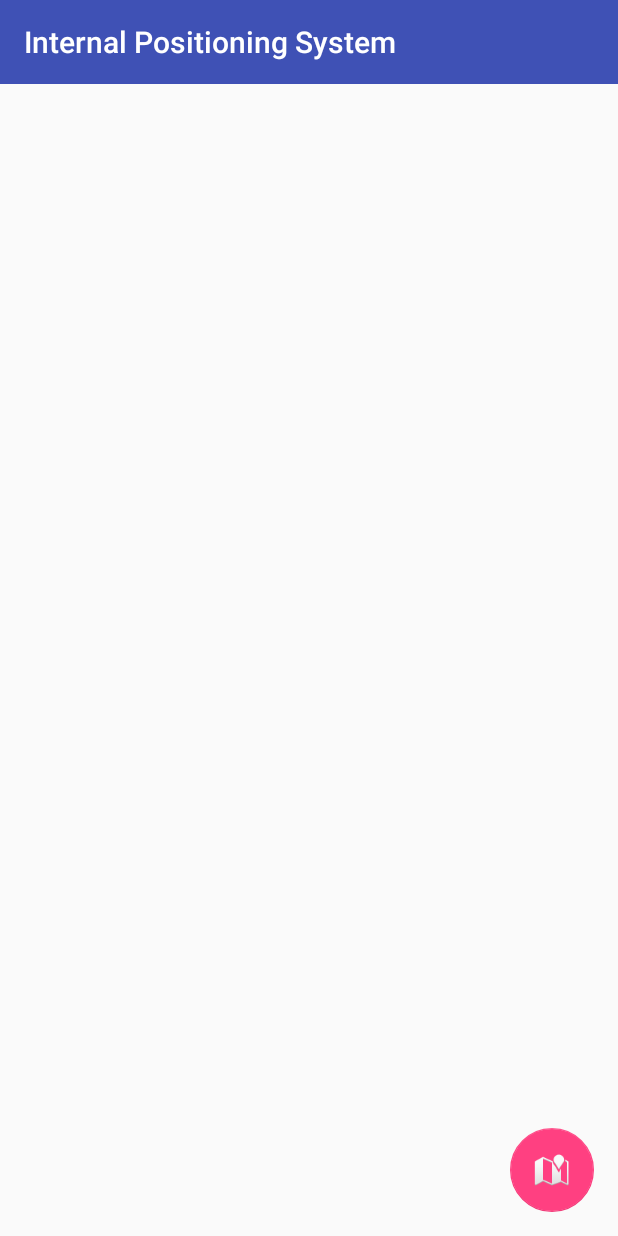
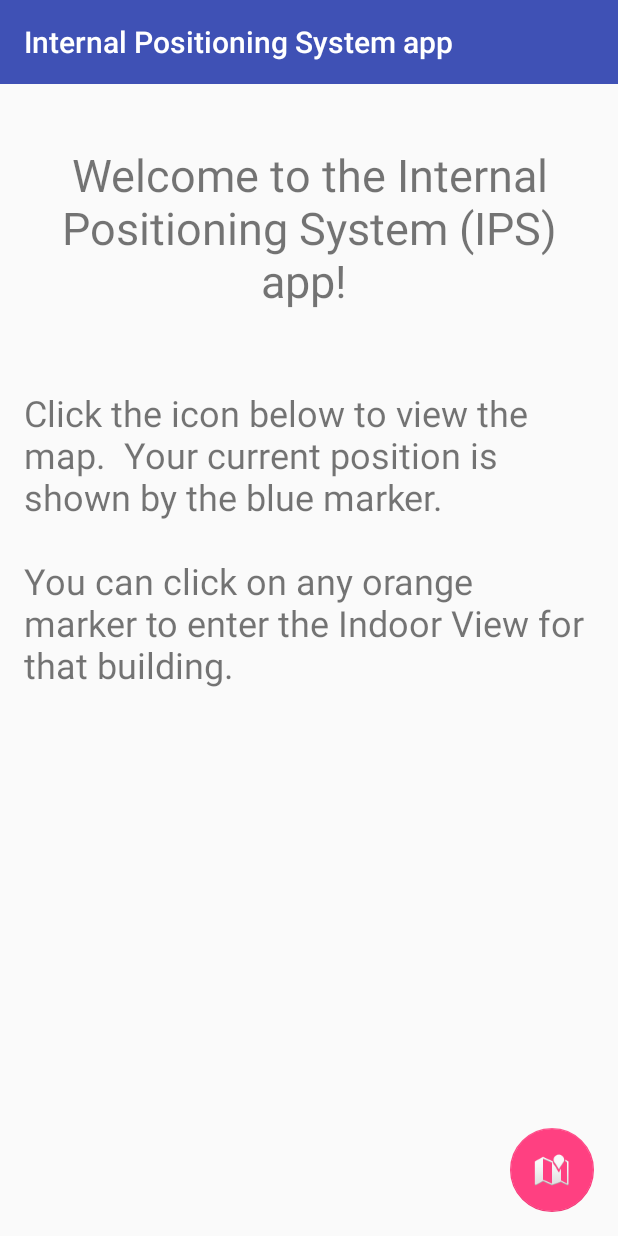
Before and after one commit to andrebododea/InternalPositioningSystem, an Android app: the screen it shows after launch (StartActivity), on a phone screen of 412 x 824 dp. Run offline under Robolectric (Android 15) with nearby library versions, the phone set to English and light mode, and no system bars.

```diff
--- a/app/src/main/AndroidManifest.xml
+++ b/app/src/main/AndroidManifest.xml
@@ -30,7 +30,9 @@
         -->
         <meta-data
             android:name="com.google.android.geo.API_KEY"
-            android:value="AIzaSyBB1R-AIzaSyARySP7rYwnCR5qjhiFl_kiv6c9w-IOaBk" />
+            android:value="AIzaSyBiMRDvjVO7EFzNRExJcRr7Cpv8TupylKE" />
+
+        <!-- The API key for google maps is: AIzaSyBiMRDvjVO7EFzNRExJcRr7Cpv8TupylKE -->
 
         <activity
             android:name=".MapsActivity"
--- a/app/src/main/java/com/example/s1350924/es_assignment_2/StartActivity.java
+++ b/app/src/main/java/com/example/s1350924/es_assignment_2/StartActivity.java
@@ -3,8 +3,11 @@ package com.example.s1350924.es_assignment_2;
 import android.app.Activity;
 import android.content.Context;
 import android.content.Intent;
+import android.content.pm.PackageManager;
 import android.os.Bundle;
 import android.support.design.widget.FloatingActionButton;
+import android.support.v4.app.ActivityCompat;
+import android.support.v4.content.ContextCompat;
 import android.support.v7.app.AppCompatActivity;
 import android.support.v7.widget.Toolbar;
 import android.view.View;
@@ -17,7 +20,12 @@ public class StartActivity extends AppCompatActivity {
         setContentView(R.layout.activity_main);
         Toolbar toolbar = (Toolbar) findViewById(R.id.toolbar);
         setSupportActionBar(toolbar);
-        getSupportActionBar().setTitle("Internal Positioning System");
+        getSupportActionBar().setTitle("Internal Positioning System app");
+
+
+
+        // First, request permissions
+        requestPermissionsBox();
 
         final Activity activity = this;
 
@@ -48,4 +56,31 @@ public class StartActivity extends AppCompatActivity {
 
 
 
+    /*
+     * Checks permissions and allows the user to enable permissions
+     * If permissions are not enabled by default, this can cause the app to crash or exhibit
+     * undefined behaviour. Therefore we check permissions and ask the user to enable them as soon
+     * as the onCreate() function is called. This prevents any of this unwanted behaviour.
+     */
+    public void requestPermissionsBox() {
+        // Both variables for requesting permissions
+        final int MY_PERMISSIONS_REQUEST_WRITE_EXTERNAL_STORAGE=20;
+        final int MY_PERMISSIONS_REQUEST_FINE_LOCATION=30;
+
+        // Here, MapsActivity is the current activity
+        if (ContextCompat.checkSelfPermission(StartActivity.this,
+                android.Manifest.permission.ACCESS_FINE_LOCATION)
+                != PackageManager.PERMISSION_GRANTED) {
+
+            // Request the permission.
+            ActivityCompat.requestPermissions(StartActivity.this,
+                    new String[]{android.Manifest.permission.ACCESS_FINE_LOCATION},
+                    MY_PERMISSIONS_REQUEST_FINE_LOCATION);
+
+            // MY_PERMISSIONS_REQUEST_READ_CONTACTS is an app-defined int constant.
+            // The callback method gets the result of the request.
+        }
+    }
+
+
 }
--- a/app/src/main/res/layout/content_main.xml
+++ b/app/src/main/res/layout/content_main.xml
@@ -13,4 +13,25 @@
     tools:context="com.example.s1350924.es_assignment_2.StartActivity"
     tools:showIn="@layout/activity_main">
 
+    <TextView
+        android:text="Welcome to the Internal Positioning System (IPS) app! "
+        android:layout_width="wrap_content"
+        android:layout_height="wrap_content"
+        android:id="@+id/textView4"
+        android:textSize="30sp"
+        android:textAlignment="center"
+        android:layout_alignParentTop="true"
+        android:layout_alignParentStart="true"
+        android:layout_marginTop="24dp" />
+
+    <TextView
+        android:text="Click the icon below to view the map.  Your current position is shown by the blue marker. \n \nYou can click on any orange marker to enter the Indoor View for that building."
+        android:layout_width="wrap_content"
+        android:layout_height="wrap_content"
+        android:id="@+id/textView2"
+        android:textSize="24sp"
+        android:layout_marginTop="51dp"
+        android:layout_below="@+id/textView4"
+        android:layout_alignParentStart="true" />
+
 </RelativeLayout>
```
Also changed, not shown: app/src/main/java/com/example/s1350924/es_assignment_2/DatabaseHelper.java (+127 -25 lines), app/src/main/java/com/example/s1350924/es_assignment_2/DatabaseProcessor.java (deleted, +0 -147 lines), app/src/main/java/com/example/s1350924/es_assignment_2/MapsActivity.java (+11 -41 lines), app/src/main/java/com/example/s1350924/es_assignment_2/TrainingActivity.java (+7 -9 lines).
